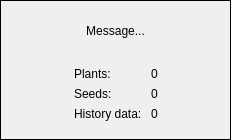
The window that ui/waitingdialog.ui (rrwick/Grovolve) describes before a commit, drawn with Qt 5.
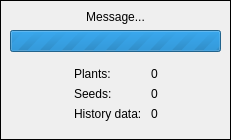
The same window after the commit.

Commit message: Improve waiting dialog

Diff of the .ui file:
```diff
--- a/ui/waitingdialog.ui
+++ b/ui/waitingdialog.ui
@@ -48,6 +48,19 @@
         </property>
        </widget>
       </item>
+      <item>
+       <widget class="QProgressBar" name="progressBar">
+        <property name="maximum">
+         <number>0</number>
+        </property>
+        <property name="value">
+         <number>0</number>
+        </property>
+        <property name="textVisible">
+         <bool>false</bool>
+        </property>
+       </widget>
+      </item>
       <item>
        <widget class="QWidget" name="countersWidget" native="true">
         <layout class="QGridLayout" name="gridLayout">
```
Left out of the diff: 16 changed lines with no effect on the pictures. The commit also changes 2 other files.
